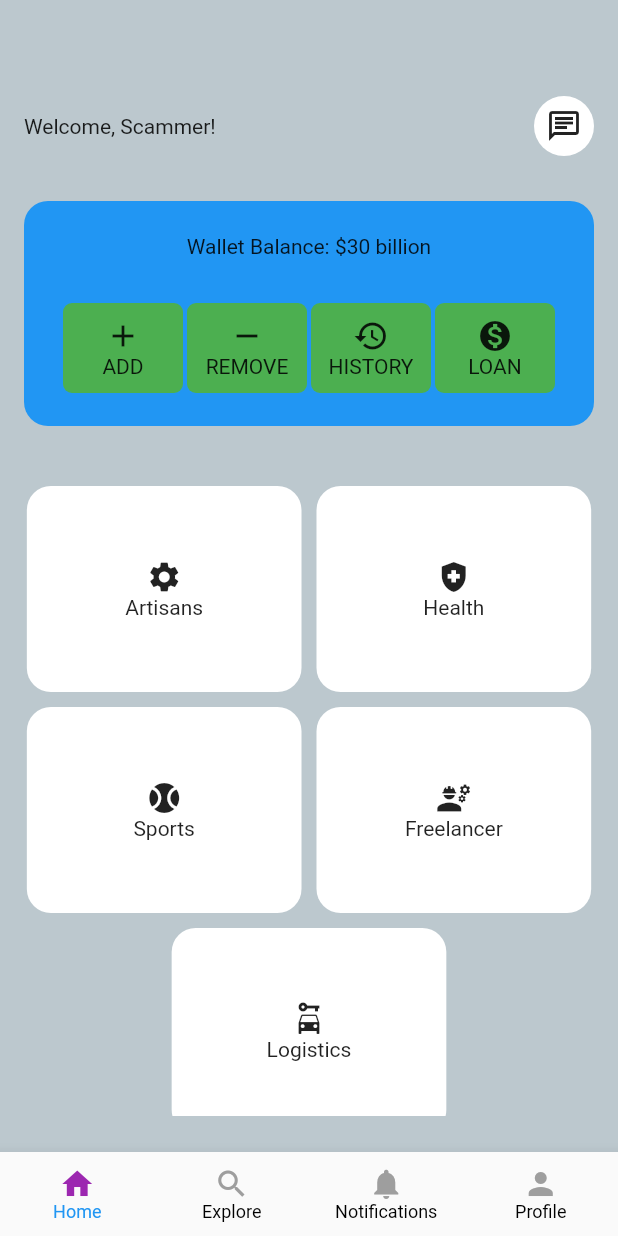
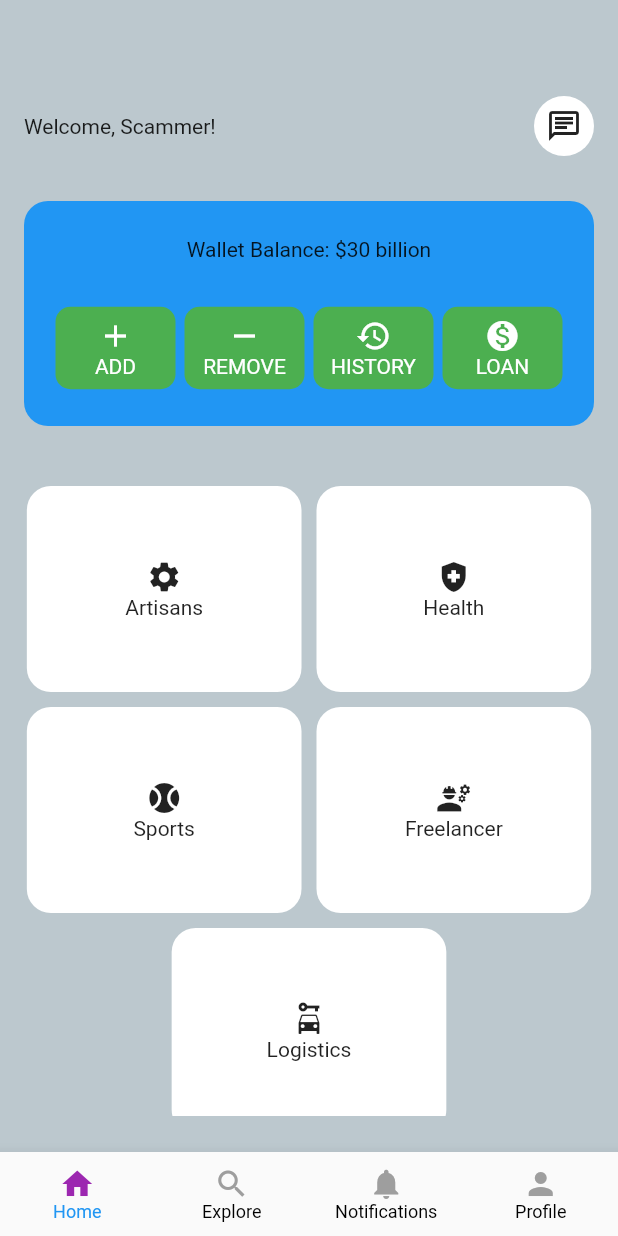
Before and after one commit to APerson101/meworld, a Flutter app: the screen it shows after launch, after a tap on "Login", on a phone screen of 412 x 824 dp. Run offline on Flutter 3.47's test engine with Material 2 defaults, Android fonts, the phone set to English and light mode, and no system bars; our stand-ins replace email_validator, flutter_riverpod, go_router, hive, hive_flutter; accounts and stored records are empty.

Commit message:
progress 2.1%

```diff
--- a/lib/main.dart
+++ b/lib/main.dart
@@ -20,6 +20,7 @@
   @override
   Widget build(BuildContext context) {
     return MaterialApp.router(
+        debugShowCheckedModeBanner: false,
         routeInformationProvider: _router.routeInformationProvider,
         routeInformationParser: _router.routeInformationParser,
         routerDelegate: _router.routerDelegate);
--- a/lib/views/screens/authentication/login_view.dart
+++ b/lib/views/screens/authentication/login_view.dart
@@ -8,10 +8,17 @@ class LoginView extends StatelessWidget {
   final TextEditingController _passwordController = TextEditingController();
   @override
   Widget build(BuildContext context) {
-    return Material(
-      child: Column(
-        mainAxisAlignment: MainAxisAlignment.spaceEvenly,
+    return Scaffold(
+      appBar: AppBar(
+        automaticallyImplyLeading: false,
+        title: const Text('Login'),
+      ),
+      body: Column(
+        mainAxisAlignment: MainAxisAlignment.start,
         children: [
+          const SizedBox(
+            height: 40,
+          ),
           Padding(
             padding: const EdgeInsets.all(20),
             child: TextFormField(
@@ -25,7 +32,7 @@ class LoginView extends StatelessWidget {
                 return 'No email was entered';
               },
               decoration: InputDecoration(
-                helperText: 'Enter email',
+                hintText: 'Enter email',
                 border:
                     OutlineInputBorder(borderRadius: BorderRadius.circular(20)),
               ),
@@ -38,24 +45,39 @@ class LoginView extends StatelessWidget {
               controller: _passwordController,
               onChanged: (password) {},
               decoration: InputDecoration(
-                helperText: 'Enter Password',
+                hintText: 'Enter Password',
                 border:
                     OutlineInputBorder(borderRadius: BorderRadius.circular(20)),
               ),
             ),
           ),
-          ElevatedButton(
+          const SizedBox(
+            height: 150,
+          ),
+          Padding(
+            padding: const EdgeInsets.all(16.0),
+            child: SizedBox(
+              width: double.infinity,
+              child: ElevatedButton(
                   onPressed: () {
                     // Login button: validate detail
                     GoRouter.of(context).go('/MainApp');
                   },
                   child: const Text("Login")),
-          ElevatedButton(
+            ),
+          ),
+          Padding(
+            padding: const EdgeInsets.all(16.0),
+            child: SizedBox(
+              width: double.infinity,
+              child: ElevatedButton(
                   onPressed: () {
                     // Login button: validate detail
                     GoRouter.of(context).push('/SignUp');
                   },
                   child: const Text("Sign Up with gmail")),
+            ),
+          ),
         ],
       ),
     );
--- a/lib/views/screens/main_app/dashboard_view.dart
+++ b/lib/views/screens/main_app/dashboard_view.dart
@@ -61,7 +61,7 @@ class _DashboardViewState extends State<DashboardView> {
                       height: 30,
                     ),
                     Padding(
-                      padding: const EdgeInsets.symmetric(horizontal: 10),
+                      padding: const EdgeInsets.symmetric(horizontal: 5),
                       child: Row(
                         mainAxisAlignment: MainAxisAlignment.spaceBetween,
                         children: const [
@@ -126,31 +126,40 @@ class WalletBalanceWidgets extends StatelessWidget {
       onTap: () {},
       behavior: HitTestBehavior.translucent,
       child: Container(
-        height: 60,
+        height: 55,
         width: 80,
         decoration: BoxDecoration(
           color: Colors.green,
-          borderRadius: BorderRadius.circular(6),
+          borderRadius: BorderRadius.circular(10),
         ),
-        child: Column(
-            mainAxisAlignment: MainAxisAlignment.center,
-            children: [Icon(icon), Text(title)]),
+        child: Column(mainAxisAlignment: MainAxisAlignment.center, children: [
+          Icon(
+            icon,
+            color: Colors.white,
+          ),
+          Text(
+            title,
+            style: const TextStyle(color: Colors.white),
+          )
+        ]),
       ),
     );
   }
 }
 
 class DashBoardCards extends StatelessWidget {
-  const DashBoardCards({Key? key, required this.title, required this.icon})
+  const DashBoardCards(
+      {Key? key, required this.title, required this.icon, this.onPressed})
       : super(key: key);
   final String title;
   final IconData icon;
+  final VoidCallback? onPressed;
 
   @override
   Widget build(BuildContext context) {
     final size = MediaQuery.of(context).size;
     return GestureDetector(
-      onTap: () {},
+      onTap: onPressed,
       behavior: HitTestBehavior.translucent,
       child: Container(
         height: size.height / 6,
--- a/lib/views/screens/main_app/main_app_view.dart
+++ b/lib/views/screens/main_app/main_app_view.dart
@@ -1,6 +1,7 @@
 import 'package:flutter/material.dart';
 import 'package:meworld/views/screens/main_app/dashboard_view.dart';
 import 'package:meworld/views/screens/main_app/navigation/bottom_nav_container.dart';
+import 'package:meworld/views/screens/main_app/notifications_view.dart';
 import 'package:meworld/views/screens/main_app/profile_view.dart';
 import 'package:meworld/views/screens/main_app/search_view.dart';
 
@@ -19,9 +20,7 @@ class _MainAppViewState extends State<MainAppView> {
     List<Widget> items = [
       const DashboardView(),
       const ExploreScreen(),
-      const Center(
-        child: Text('Notifications'),
-      ),
+      const NotificationsView(),
       const ProfileView(),
     ];
     return Scaffold(
```
Also changed, not shown: lib/views/screens/main_app/navigation/bottom_nav_container.dart (+0 -59 lines), lib/views/screens/main_app/navigation/navigator.dart (deleted, +0 -47 lines), lib/views/screens/main_app/navigation/routes.dart (deleted, +0 -55 lines), lib/views/screens/main_app/notifications_view.dart (+3 -5 lines), lib/views/screens/main_app/search_view.dart (+65 -13 lines). Lines whose indentation alone changed are shown as unchanged.
